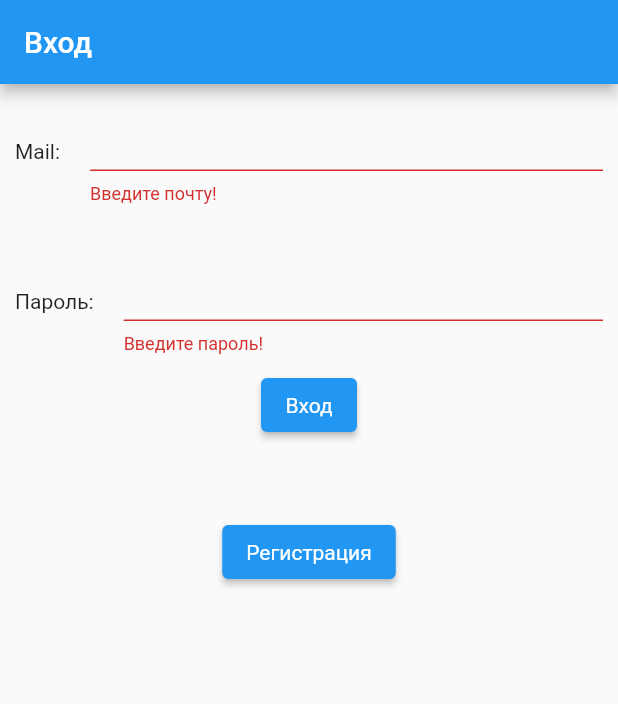
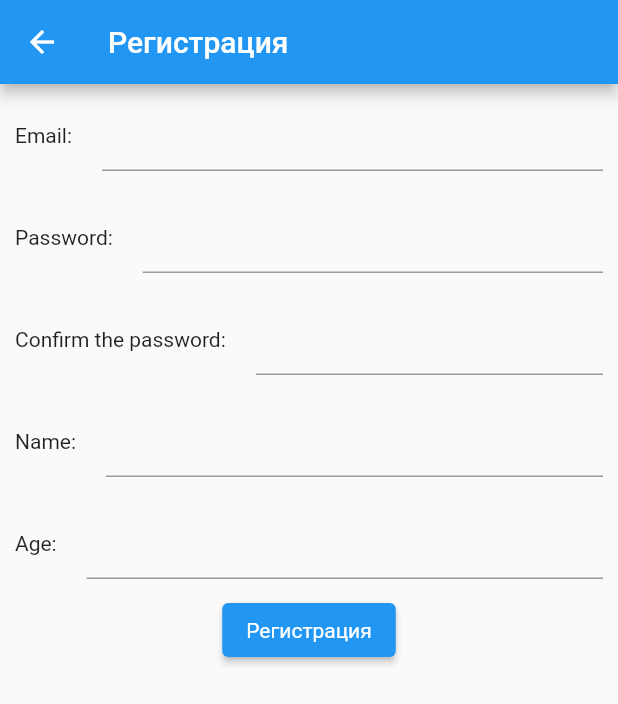
Before and after one commit to Salenhard/MobileApplication, a Flutter app: the screen it shows after launch, after a tap on "Вход", after a tap on "Регистрация", on a phone screen of 412 x 824 dp. Shown: the top 704 px of the screen. Run offline on Flutter 3.47's test engine with Material 2 defaults, Android fonts, the phone set to English and light mode, and no system bars; our stand-ins replace math_expressions, sqflite; missing offline and left inert: dart:js_util; accounts and stored records are empty.

Commit message:
version 0.3

```diff
--- /dev/null
+++ b/lib/extencions.dart
@@ -0,0 +1,31 @@
+import 'package:flutter/material.dart';
+
+class Extensions {
+  static Row BuildExtendedInputFieldAsRow(
+      String inputFieldText, RegExp regularExpression) {
+    return Row(children: <Widget>[
+      Container(
+          margin: const EdgeInsets.all(10.0),
+          child: Text(
+            inputFieldText + ":",
+            textAlign: TextAlign.center,
+          )),
+      Expanded(
+          child: Container(
+            margin: EdgeInsets.all(10.0),
+              child: TextFormField(
+                  validator: (value) {
+                    if (value!.isEmpty) return "Input " + inputFieldText;
+
+                    if (!Extensions.Validation(value, regularExpression)) {
+                      return "Invalid " + inputFieldText + " value";
+                    }
+                  },
+                  initialValue: ""))),
+    ]);
+  }
+
+  static bool Validation(String input, RegExp regularExpression) {
+    return regularExpression.firstMatch(input) != null;
+  }
+}
--- a/lib/login.dart
+++ b/lib/login.dart
@@ -1,72 +1,52 @@
 import 'package:flutter/material.dart';
+
+import 'extencions.dart';
+
 class Login extends StatefulWidget {
   const Login({super.key});
 
   @override
   State<StatefulWidget> createState() => LoginState();
 }
+
 class LoginState extends State<Login> {
+  //RegExp exp = RegExp();
   final _formKey = GlobalKey<FormState>();
   String mail = "";
   String password = "";
+
   @override
   Widget build(BuildContext context) {
-    return Form(key: _formKey, child: Column(
-        children: [
-          Row(children: <Widget>[
-            Container(padding:const EdgeInsets.all(10.0),child: const Text('Mail:')),
-            Expanded(child: Container(padding:const EdgeInsets.all(10.0),child:
-            TextFormField(validator: (value){
-              if (value!.isEmpty) return 'Введите почту!';
+    return Form(
+        key: _formKey,
+        child: Column(children: [
+          Extensions.BuildExtendedInputFieldAsRow("Email", RegExp(r'.+')),
+          Extensions.BuildExtendedInputFieldAsRow("Password", RegExp(r'.+')),
+          // const SizedBox(height: 10.0),
 
-              try {
-                mail = value;
-              } catch(e) {
-                mail = "";
-                return e.toString();
-              }
-            }, initialValue: "")
-            )),
-          ]
-          ),
-
-          const SizedBox(height: 10.0),
-
-          Row(children: <Widget>[
-            Container(padding:const EdgeInsets.all(10.0),child: const Text('Пароль:')),
-            Expanded(child: Container(padding:const EdgeInsets.all(10.0),child:
-            TextFormField(validator: (value){
-              if (value!.isEmpty) return 'Введите пароль!';
-
-              try {
-                password = value;
-              } catch(e) {
-                password = "";
-                return e.toString();
-              }
-            }, initialValue: "")
-            )),
-          ]
-          ),
-          ElevatedButton(onPressed: (){
-            if(_formKey.currentState!.validate()) {
-              setState(() {
-                if (mail != "" && password != "");
-              });
-            }
-          }, style: ElevatedButton.styleFrom( backgroundColor: Colors.blue, textStyle: const TextStyle(color: Colors.white)), child: const Text('Вход')),
+          ElevatedButton(
+              onPressed: () {
+                if (_formKey.currentState!.validate()) {
+                  setState(() {
+                      Navigator.pushNamed(context, '/profile');
+                  });
+                }
+              },
+              style: ElevatedButton.styleFrom(
+                  backgroundColor: Colors.blue,
+                  textStyle: const TextStyle(color: Colors.white)),
+              child: const Text('Вход')),
 
           const SizedBox(height: 50.0),
-          ElevatedButton(onPressed: (){
-            if(_formKey.currentState!.validate()) {
-              setState(() {
-              });
-            }
-          }, style: ElevatedButton.styleFrom( backgroundColor: Colors.blue, textStyle: const TextStyle(color: Colors.white)), child: const Text('Регистрация')),
-
+          ElevatedButton(
+              onPressed: () {
+                Navigator.pushNamed(context, '/registration');
+              },
+              style: ElevatedButton.styleFrom(
+                  backgroundColor: Colors.blue,
+                  textStyle: const TextStyle(color: Colors.white)),
+              child: const Text('Регистрация')),
           const SizedBox(height: 50.0),
-
-        ]
-    ));
+        ]));
   }
 }
--- a/lib/main.dart
+++ b/lib/main.dart
@@ -1,12 +1,47 @@
+import 'dart:js_util';
+
 import 'package:flutter/material.dart';
+import 'package:untitled4/registration.dart';
+import 'Weather.dart';
 import 'login.dart';
+import 'profile.dart';
+import 'data_from_iot.dart';
+import 'calcuator.dart';
+import 'dart:async';
+import 'package:flutter/widgets.dart';
+import 'package:path/path.dart';
+import 'package:sqflite/sqflite.dart';
+import 'user.dart';
 
-void main() => runApp(
+void main(){runApp(
     MaterialApp(
-        debugShowCheckedModeBanner: false,
-        home: Scaffold(
-            appBar: AppBar(title: const Text('Вход')),
-            body: const Login()
-        )
-    )
-);
+      initialRoute: '/',
+      routes: {
+          '/':(BuildContext context) => Scaffold(
+              appBar: AppBar(title: const Text('Вход')),
+              body: const Login()
+          ),
+          '/registration':(BuildContext context) => Scaffold(
+              appBar: AppBar(title: const Text('Регистрация')),
+              body: const Registration()
+          ),
+        '/profile':(BuildContext context) => Scaffold(
+            appBar: AppBar(title: const Text('Профиль')),
+            body: const Profile()
+        ),
+        '/weather':(BuildContext context) => Scaffold(
+            appBar: AppBar(title: const Text('Погода')),
+            body: Weather()
+        ),
+        '/calculator':(BuildContext context) => Scaffold(
+            appBar: AppBar(title: const Text('Калькулятор')),
+            body: const Calculator()
+        ),
+        '/data_from_iot':(BuildContext context) => Scaffold(
+            appBar: AppBar(title: const Text('Данные с IOT')),
+            body: DataFromIOT()
+        ),
+
+        },
+     ));
+    }
--- a/lib/registration.dart
+++ b/lib/registration.dart
@@ -1,91 +1,53 @@
 import 'package:flutter/material.dart';
-class Reistration extends StatefulWidget {
-  const Reistration({super.key});
+
+import 'extencions.dart';
+
+class Registration extends StatefulWidget {
+  const Registration({super.key});
 
   @override
   State<StatefulWidget> createState() => RegistrationState();
 }
-class RegistrationState extends State<Reistration> {
+
+class RegistrationState extends State<Registration> {
   final _formKey = GlobalKey<FormState>();
   String mail = "";
   String password = "";
   String password2 = "";
+
   @override
   Widget build(BuildContext context) {
-    return Form(key: _formKey, child: Column(
-        children: [
-          Row(children: <Widget>[
-            Container(padding:const EdgeInsets.all(10.0),child: const Text('Mail:')),
-            Expanded(child: Container(padding:const EdgeInsets.all(10.0),child:
-            TextFormField(validator: (value){
-              if (value!.isEmpty) return 'Введите почту!';
+    return Form(
+        key: _formKey,
+        child: Column(children: [
+          // const SizedBox(height: 10.0),
 
-              try {
-                mail = value;
-              } catch(e) {
-                mail = "";
-                return e.toString();
-              }
-            }, initialValue: "")
-            )),
-          ]
-          ),
+          Extensions.BuildExtendedInputFieldAsRow(
+              "Email", RegExp(r'(.+)+(@)+(.{1})+(\.)+.+')),
 
-          const SizedBox(height: 10.0),
+          Extensions.BuildExtendedInputFieldAsRow("Password",
+              RegExp(r'^(?=.*?[A-ZА-Я])(?=.*?[a-zа-я])(?=.*?[0-9]).{8,}$')),
 
-          Row(children: <Widget>[
-            Container(padding:const EdgeInsets.all(10.0),child: const Text('Пароль:')),
-            Expanded(child: Container(padding:const EdgeInsets.all(10.0),child:
-            TextFormField(validator: (value){
-              if (value!.isEmpty) return 'Введите пароль!';
+          Extensions.BuildExtendedInputFieldAsRow("Confirm the password",
+              RegExp(r'.+')),
 
-              try {
-                password = value;
-              } catch(e) {
-                password = "";
-                return e.toString();
-              }
-            }, initialValue: "")
-            )),
-          ]
-          ),
-          Row(children: <Widget>[
-            Container(padding:const EdgeInsets.all(10.0),child: const Text('Пароль:')),
-            Expanded(child: Container(padding:const EdgeInsets.all(10.0),child:
-            TextFormField(validator: (value){
-              if (value!.isEmpty) return 'Введите пароль!';
+          Extensions.BuildExtendedInputFieldAsRow(
+              "Name", RegExp(r'^[a-zA-Zа-яА-Я]+$')),
 
-              try {
-                password = value;
-              } catch(e) {
-                password = "";
-                return e.toString();
-              }
-            }, initialValue: "")
-            )),
-          ]
-          ),
-          ElevatedButton(onPressed: (){
-            if(_formKey.currentState!.validate()) {
-              setState(() {
-                if (mail != "" && password != "" && password2 != "" && password == password2) {
-                  //register new user in app
+          Extensions.BuildExtendedInputFieldAsRow("Age", RegExp(r'^\d+$')),
+          // const SizedBox(height: 50.0),
+
+          ElevatedButton(
+              onPressed: () {
+                if (_formKey.currentState!.validate()) {
+                  setState(() {});
                 }
-              });
-            }
-          }, style: ElevatedButton.styleFrom( backgroundColor: Colors.blue, textStyle: const TextStyle(color: Colors.white)), child: const Text('Вход')),
-
+              },
+              style: ElevatedButton.styleFrom(
+                  backgroundColor: Colors.blue,
+                  textStyle: const TextStyle(color: Colors.white)),
+              child: const Text('Регистрация')),
           const SizedBox(height: 50.0),
-          ElevatedButton(onPressed: (){
-            if(_formKey.currentState!.validate()) {
-              setState(() {
-              });
-            }
-          }, style: ElevatedButton.styleFrom( backgroundColor: Colors.blue, textStyle: const TextStyle(color: Colors.white)), child: const Text('Регистрация')),
-
-          const SizedBox(height: 50.0),
-
-        ]
-    ));
+        ]));
   }
 }
--- /dev/null
+++ b/lib/user.dart
@@ -0,0 +1,17 @@
+class User{
+
+  late String mail;
+  late String password;
+  late String name;
+  late int age;
+  late int id;
+
+  User({
+    required this.name,
+    required this.mail,
+    required this.password,
+    required this.id,
+    required this.age,
+});
+  // some data about user
+}
```
Also changed, not shown: lib/Weather.dart (added, +20 -0 lines), lib/application.dart (added, +28 -0 lines), lib/calcuator.dart (added, +228 -0 lines), lib/data_from_iot.dart (added, +20 -0 lines), lib/profile.dart (added, +125 -0 lines), pubspec.yaml (+8 -0 lines), pubspec.lock, 3 other files.
